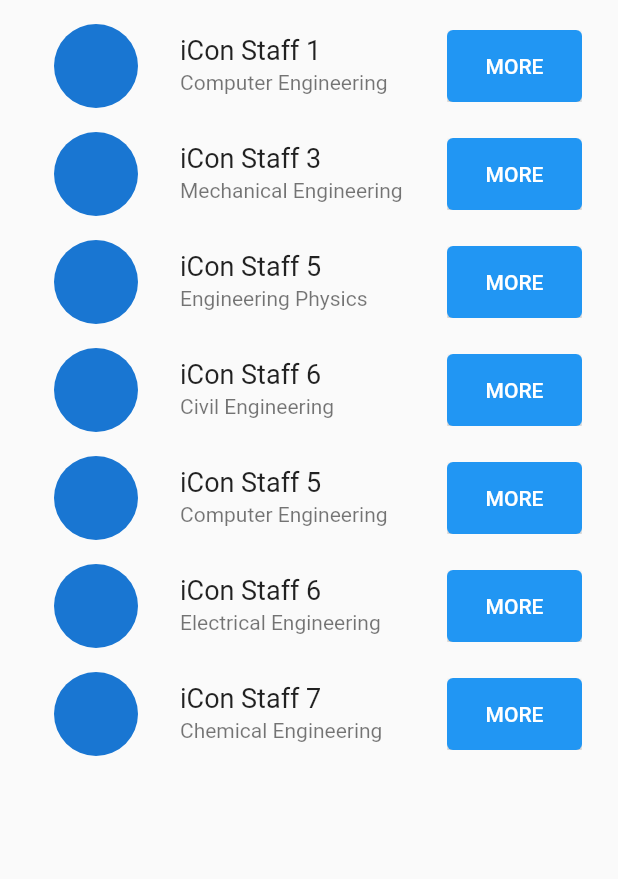
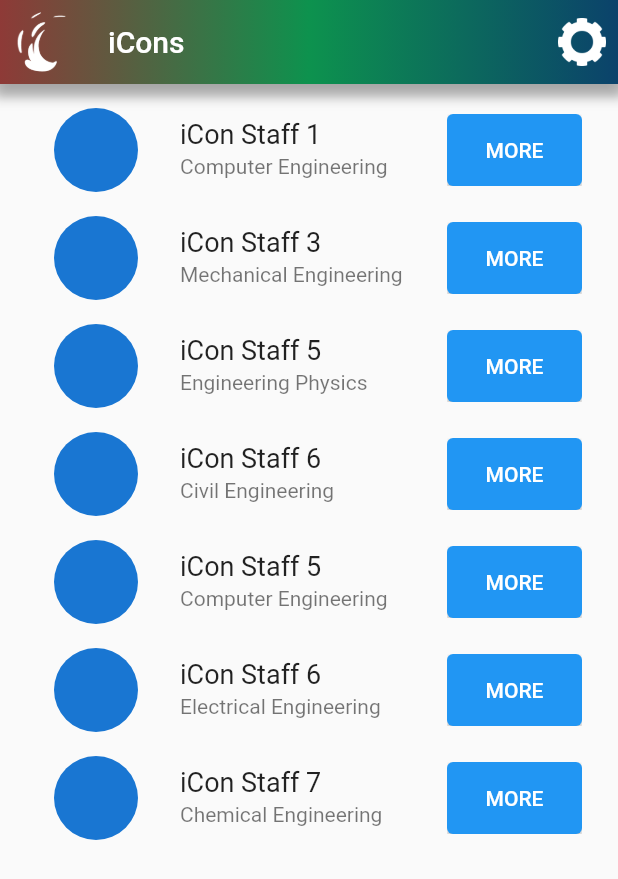
Before and after one commit to iConApp-F/iConApp, a Flutter app: the onShiftBodyWidget screen opened by its route, on a phone screen of 412 x 824 dp. Shown: the top 879 px of the screen. Run offline on Flutter 3.47's test engine with Material 2 defaults, Android fonts, the phone set to English and light mode, and no system bars.

Commit message:
App bar on team and help screens

```diff
--- a/apsc_100m3_724_f/lib/screens/iConStaffonShift.dart
+++ b/apsc_100m3_724_f/lib/screens/iConStaffonShift.dart
@@ -1,5 +1,6 @@
 import 'package:flutter/cupertino.dart';
 import 'package:flutter/material.dart';
+import 'hours.dart';
 
 void main() {
   runApp(MyApp());
@@ -43,7 +44,30 @@ class onShiftBodyWidget extends StatelessWidget{
   @override
   Widget build(BuildContext context) {
     //make a list view
-    return new Scaffold(body: ListView(
+    return new Scaffold(appBar: AppBar(title: Text('iCons'),
+        actions: <Widget>[IconButton(icon: Image.asset('lib/images/gear.png'),
+            onPressed: () {print('Go to Equipment'); Navigator.pushNamed(context, '/settings');
+              // or use: context, MaterialPageRoute(builder: (context) => SecondRoute()),
+            })],
+        leading: IconButton(
+          icon: Image.asset('lib/images/app_swirl.png'), onPressed: (){},
+        ),
+        flexibleSpace: Container(
+            decoration: BoxDecoration(
+              boxShadow: [
+                BoxShadow(
+                  color: Colors.grey.withOpacity(0.7),
+                  spreadRadius: 5,
+                  blurRadius: 5,
+                  offset: Offset(0, 3), // changes position of shadow
+                ),
+              ],
+              gradient: LinearGradient(
+                  begin: Alignment.centerLeft,
+                  end: Alignment.centerRight,
+                  colors: [Palette.iBrown, Palette.iGreen, Palette.iBlue]),))),
+
+        body: ListView(
         padding: const EdgeInsets.all(8),
         //generate the list of the iCons on shift
         children: new List.generate(
```
Also changed, not shown: apsc_100m3_724_f/lib/screens/iConsStaff.dart (+24 -1 lines), apsc_100m3_724_f/pubspec.lock, 1 other file.
